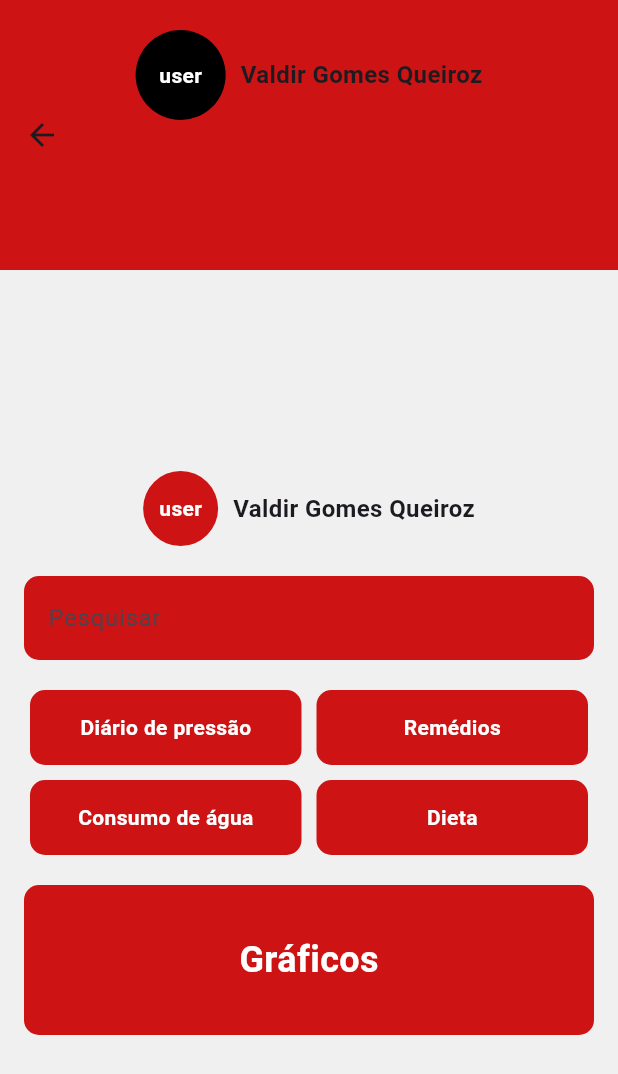
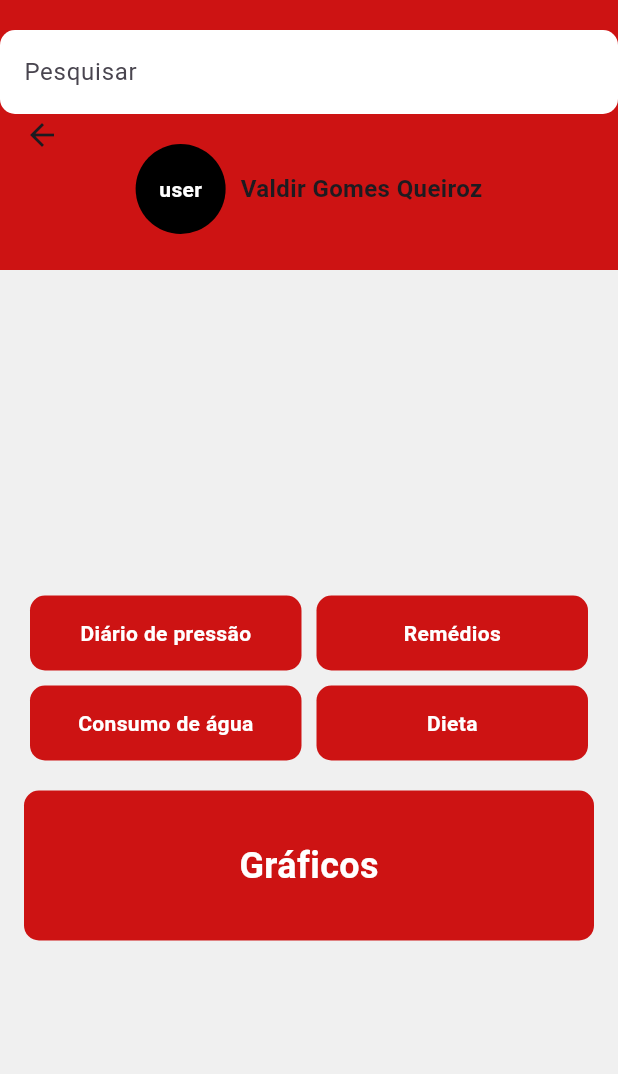
Before and after one commit to febzr/proj-dsi, a Flutter app: the HomePage screen opened by its route, on a phone screen of 412 x 824 dp. Shown: the top 1074 px of the screen. Run offline on Flutter 3.47's test engine with Material 3 defaults, Android fonts, the phone set to English and light mode, and no system bars; our stand-ins replace email_validator.

Commit message:
alterações na home

```diff
--- a/cardiocare_alpha/lib/screens/home.dart
+++ b/cardiocare_alpha/lib/screens/home.dart
@@ -14,6 +14,18 @@ class HomePage extends StatelessWidget {
             color: const Color(0xFFCD1313),
             child: Column(
               children: [
+                SizedBox(height: 20),
+                TextField(
+                  decoration: InputDecoration(
+                    hintText: 'Pesquisar',
+                    fillColor: Colors.white,
+                    filled: true,
+                    border: OutlineInputBorder(
+                      borderRadius: BorderRadius.circular(10),
+                      borderSide: BorderSide.none,
+                    ),
+                  ),
+                ),
                 Row(
                   mainAxisAlignment: MainAxisAlignment.center,
                   children: [
@@ -26,6 +38,7 @@ class HomePage extends StatelessWidget {
                       ),
                       child: Center(
                         child: Text(
+                          //colocar image aqui
                           'user',
                           style: TextStyle(
                             color: Colors.white,
@@ -54,45 +67,6 @@ class HomePage extends StatelessWidget {
             mainAxisAlignment: MainAxisAlignment.center,
             crossAxisAlignment: CrossAxisAlignment.center,
             children: <Widget>[
-              Row(
-                mainAxisAlignment: MainAxisAlignment.center,
-                children: [
-                  Container(
-                    width: 50,
-                    height: 50,
-                    decoration: BoxDecoration(
-                      shape: BoxShape.circle,
-                      color: const Color(0xFFCD1313),
-                    ),
-                    child: Center(
-                      child: Text(
-                        'user',
-                        style: TextStyle(
-                          color: Colors.white,
-                          fontWeight: FontWeight.bold,
-                        ),
-                      ),
-                    ),
-                  ),
-                  SizedBox(width: 10),
-                  Text(
-                    'Valdir Gomes Queiroz',
-                    style: TextStyle(fontSize: 16, fontWeight: FontWeight.bold),
-                  ),
-                ],
-              ),
-              SizedBox(height: 20),
-              TextField(
-                decoration: InputDecoration(
-                  hintText: 'Pesquisar',
-                  fillColor: const Color(0xFFCD1313),
-                  filled: true,
-                  border: OutlineInputBorder(
-                    borderRadius: BorderRadius.circular(10),
-                    borderSide: BorderSide.none,
-                  ),
-                ),
-              ),
               SizedBox(height: 20),
               Row(
                 mainAxisAlignment: MainAxisAlignment.center,
```
